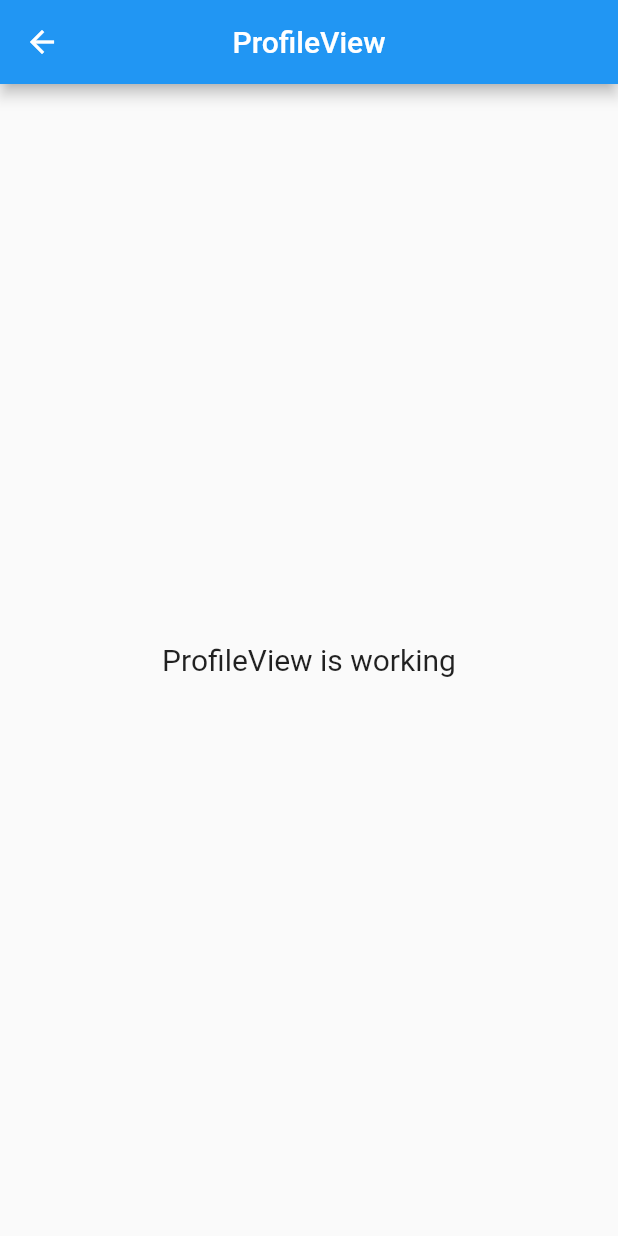
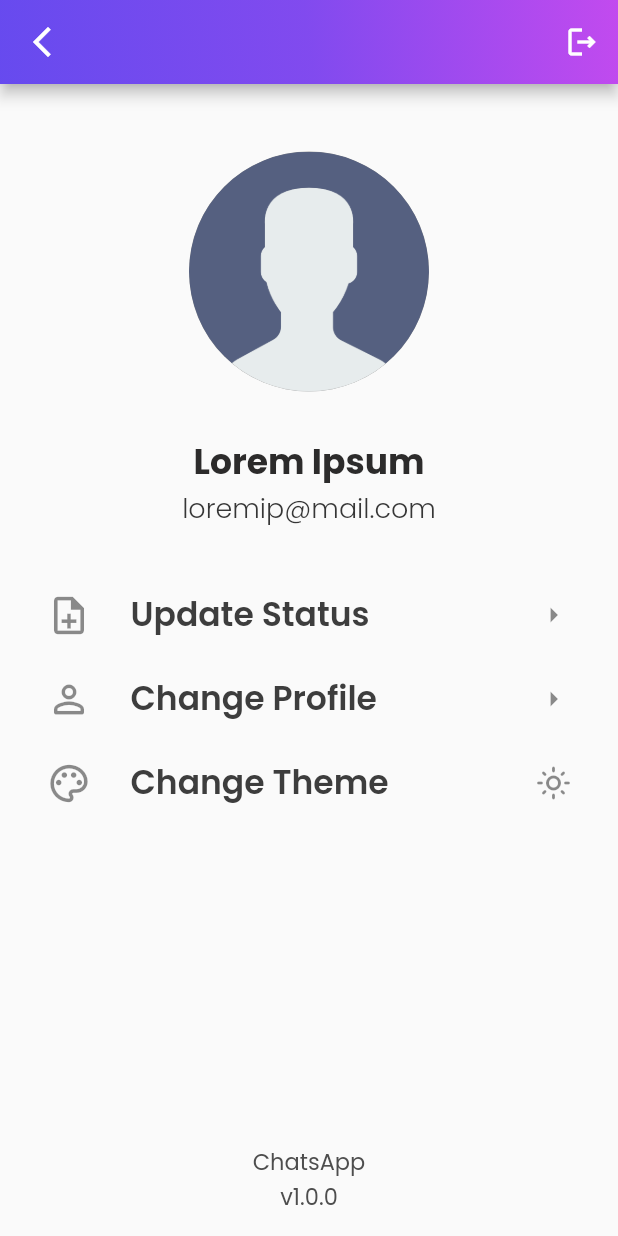
Before and after one commit to hid0/chatapp, a Flutter app: the ProfileView screen opened by its route, on a phone screen of 412 x 824 dp. Run offline on Flutter 3.47's test engine with Material 2 defaults, Android fonts, the phone set to English and light mode, and no system bars; drawn by our look-alikes of avatar_glow; our stand-ins replace firebase_core, get, google_fonts, introduction_screen, lottie; accounts and stored records are empty; project files that could hold a hidden picture were left out.

Commit message:
UI Profile done

```diff
--- a/lib/app/modules/home/views/home_view.dart
+++ b/lib/app/modules/home/views/home_view.dart
@@ -1,8 +1,8 @@
 // depedencies
-import 'package:chatapp/app/routes/app_pages.dart';
 import 'package:get/get.dart';
 import 'package:flutter/material.dart';
 import 'package:google_fonts/google_fonts.dart';
+import 'package:chatapp/app/routes/app_pages.dart';
 
 // controllers
 import '../controllers/home_controller.dart';
--- a/lib/app/modules/profile/views/profile_view.dart
+++ b/lib/app/modules/profile/views/profile_view.dart
@@ -1,7 +1,10 @@
+// dependencies
+import 'package:get/get.dart';
 import 'package:flutter/material.dart';
+import 'package:google_fonts/google_fonts.dart';
+import 'package:avatar_glow/avatar_glow.dart';
 
-import 'package:get/get.dart';
-
+// controllers
 import '../controllers/profile_controller.dart';
 
 class ProfileView extends GetView<ProfileController> {
@@ -9,14 +12,141 @@ class ProfileView extends GetView<ProfileController> {
   Widget build(BuildContext context) {
     return Scaffold(
       appBar: AppBar(
-        title: Text('ProfileView'),
-        centerTitle: true,
+        leading: IconButton(
+          onPressed: () => Get.back(),
+          icon: Icon(Icons.arrow_back_ios_new_outlined),
+        ),
+        actions: [
+          IconButton(
+            onPressed: () {},
+            icon: Icon(Icons.logout_outlined),
+          ),
+        ],
+        flexibleSpace: Container(
+          padding: EdgeInsets.fromLTRB(20, 0, 20, 25),
+          decoration: BoxDecoration(
+            gradient: LinearGradient(
+              begin: Alignment.bottomLeft,
+              end: Alignment.topRight,
+              colors: <Color>[
+                const Color(0xE36F41EE),
+                const Color(0xE38D41EE),
+                const Color(0xE3D641EE)
+              ],
+            ),
+          ),
+        ),
       ),
-      body: Center(
-        child: Text(
-          'ProfileView is working',
-          style: TextStyle(fontSize: 20),
-        ),
+      body: Column(
+        children: [
+          Container(
+            margin: EdgeInsets.all(15),
+            child: Column(
+              children: [
+                AvatarGlow(
+                  endRadius: 110,
+                  glowColor: Colors.black87,
+                  duration: Duration(seconds: 2),
+                  child: Container(
+                    margin: EdgeInsets.all(15),
+                    width: 160,
+                    height: 160,
+                    decoration: BoxDecoration(
+                      color: Colors.black38,
+                      borderRadius: BorderRadius.circular(100),
+                      image: DecorationImage(
+                        image: AssetImage('assets/logo/noimage.png'),
+                        fit: BoxFit.cover,
+                      ),
+                    ),
+                  ),
+                ),
+                Text(
+                  'Lorem Ipsum',
+                  textAlign: TextAlign.center,
+                  style: GoogleFonts.poppins(
+                    fontSize: 23,
+                    fontWeight: FontWeight.bold,
+                    color: const Color(0xFF2C2B2B),
+                  ),
+                ),
+                Text(
+                  'loremip@mail.com',
+                  textAlign: TextAlign.center,
+                  style: GoogleFonts.poppins(
+                    fontSize: 18,
+                    fontWeight: FontWeight.w300,
+                    color: const Color(0xFF363636),
+                  ),
+                ),
+              ],
+            ),
+          ),
+          Expanded(
+            child: Container(
+              margin: EdgeInsets.all(15),
+              child: Column(
+                children: [
+                  ListTile(
+                    onTap: () {},
+                    leading: Icon(Icons.note_add_outlined, size: 30),
+                    title: Text(
+                      'Update Status',
+                      textAlign: TextAlign.left,
+                      style: GoogleFonts.poppins(
+                        fontSize: 22,
+                        fontWeight: FontWeight.w600,
+                        color: const Color(0xFF3D3D3D),
+                      ),
+                    ),
+                    trailing: Icon(Icons.arrow_right_outlined),
+                  ),
+                  ListTile(
+                    onTap: () {},
+                    leading: Icon(Icons.person_outline_rounded, size: 30),
+                    title: Text(
+                      'Change Profile',
+                      textAlign: TextAlign.left,
+                      style: GoogleFonts.poppins(
+                        fontSize: 22,
+                        fontWeight: FontWeight.w600,
+                        color: const Color(0xFF3D3D3D),
+                      ),
+                    ),
+                    trailing: Icon(Icons.arrow_right_outlined),
+                  ),
+                  ListTile(
+                    onTap: () {},
+                    leading: Icon(Icons.color_lens_outlined, size: 30),
+                    title: Text(
+                      'Change Theme',
+                      textAlign: TextAlign.left,
+                      style: GoogleFonts.poppins(
+                        fontSize: 22,
+                        fontWeight: FontWeight.w600,
+                        color: const Color(0xFF3D3D3D),
+                      ),
+                    ),
+                    trailing: Icon(Icons.light_mode_outlined),
+                    // trailing: Icon(Icons.dark_mode_outlined),
+                  ),
+                ],
+              ),
+            ),
+          ),
+          Container(
+            margin: EdgeInsets.only(bottom: 15),
+            child: Text(
+              'ChatsApp \nv1.0.0',
+              textAlign: TextAlign.center,
+              style: GoogleFonts.poppins(
+                fontSize: 15,
+                fontWeight: FontWeight.w400,
+                color: const Color(0xFF4D4D4D),
+              ),
+            ),
+          ),
+        ],
       ),
     );
   }
--- /dev/null
+++ b/lib/app/modules/update_status/bindings/update_status_binding.dart
@@ -0,0 +1,12 @@
+import 'package:get/get.dart';
+
+import '../controllers/update_status_controller.dart';
+
+class UpdateStatusBinding extends Bindings {
+  @override
+  void dependencies() {
+    Get.lazyPut<UpdateStatusController>(
+      () => UpdateStatusController(),
+    );
+  }
+}
--- /dev/null
+++ b/lib/app/modules/update_status/controllers/update_status_controller.dart
@@ -0,0 +1,20 @@
+import 'package:get/get.dart';
+
+class UpdateStatusController extends GetxController {
+  //TODO: Implement UpdateStatusController
+
+  final count = 0.obs;
+  @override
+  void onInit() {
+    super.onInit();
+  }
+
+  @override
+  void onReady() {
+    super.onReady();
+  }
+
+  @override
+  void onClose() {}
+  void increment() => count.value++;
+}
--- /dev/null
+++ b/lib/app/modules/update_status/views/update_status_view.dart
@@ -0,0 +1,23 @@
+import 'package:flutter/material.dart';
+
+import 'package:get/get.dart';
+
+import '../controllers/update_status_controller.dart';
+
+class UpdateStatusView extends GetView<UpdateStatusController> {
+  @override
+  Widget build(BuildContext context) {
+    return Scaffold(
+      appBar: AppBar(
+        title: Text('UpdateStatusView'),
+        centerTitle: true,
+      ),
+      body: Center(
+        child: Text(
+          'UpdateStatusView is working',
+          style: TextStyle(fontSize: 20),
+        ),
+      ),
+    );
+  }
+}
--- a/lib/app/routes/app_pages.dart
+++ b/lib/app/routes/app_pages.dart
@@ -12,6 +12,8 @@ import 'package:chatapp/app/modules/profile/bindings/profile_binding.dart';
 import 'package:chatapp/app/modules/profile/views/profile_view.dart';
 import 'package:chatapp/app/modules/search/bindings/search_binding.dart';
 import 'package:chatapp/app/modules/search/views/search_view.dart';
+import 'package:chatapp/app/modules/update_status/bindings/update_status_binding.dart';
+import 'package:chatapp/app/modules/update_status/views/update_status_view.dart';
 
 part 'app_routes.dart';
 
@@ -51,5 +53,10 @@ class AppPages {
       page: () => SearchView(),
       binding: SearchBinding(),
     ),
+    GetPage(
+      name: _Paths.UPDATE_STATUS,
+      page: () => UpdateStatusView(),
+      binding: UpdateStatusBinding(),
+    ),
   ];
 }
--- a/lib/app/routes/app_routes.dart
+++ b/lib/app/routes/app_routes.dart
@@ -10,6 +10,7 @@ abstract class Routes {
   static const PROFILE = _Paths.PROFILE;
   static const CHAT_ROOM = _Paths.CHAT_ROOM;
   static const SEARCH = _Paths.SEARCH;
+  static const UPDATE_STATUS = _Paths.UPDATE_STATUS;
 }
 
 abstract class _Paths {
@@ -19,4 +20,5 @@ abstract class _Paths {
   static const PROFILE = '/profile';
   static const CHAT_ROOM = '/chat-room';
   static const SEARCH = '/search';
+  static const UPDATE_STATUS = '/update-status';
 }
--- a/lib/main.dart
+++ b/lib/main.dart
@@ -37,7 +37,7 @@ class MyApp extends StatelessWidget {
           return GetMaterialApp(
             debugShowCheckedModeBanner: false,
             title: "ChatsApp",
-            initialRoute: Routes.HOME,
+            initialRoute: Routes.PROFILE,
             getPages: AppPages.routes,
           );
           // return FutureBuilder(
--- a/pubspec.yaml
+++ b/pubspec.yaml
@@ -14,6 +14,7 @@ dependencies:
   lottie: 1.2.1
   introduction_screen: 2.1.0
   google_fonts: ^2.1.0
+  avatar_glow: 2.0.2
   flutter:
     sdk: flutter
 
```
Also changed, not shown: pubspec.lock.
